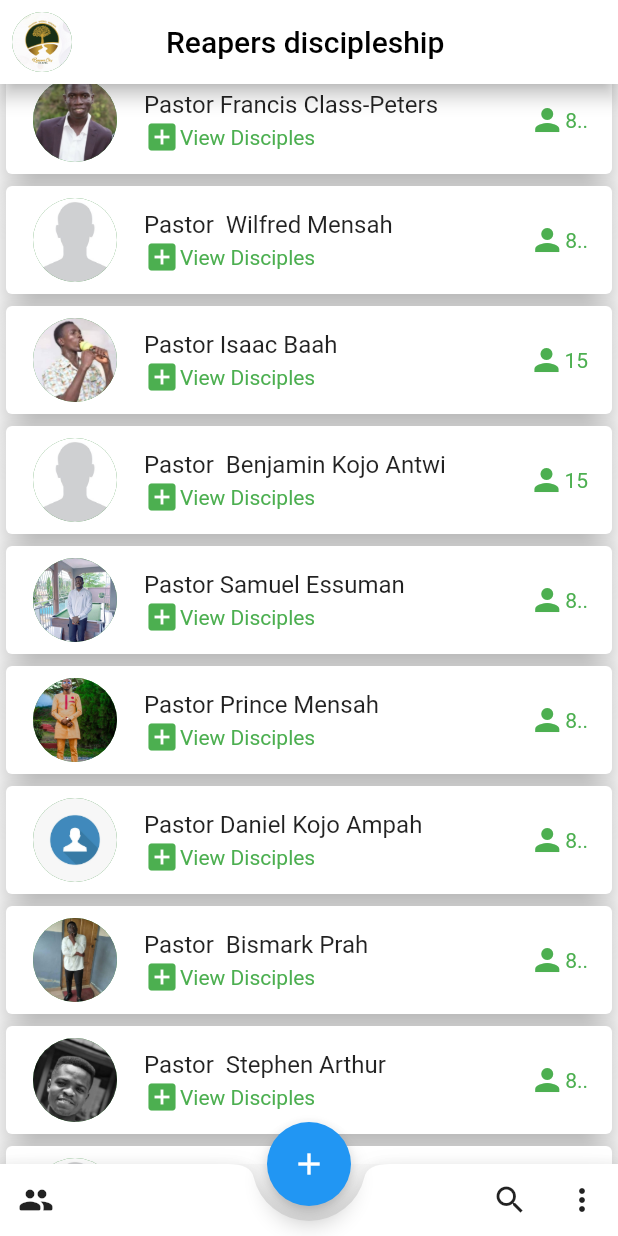
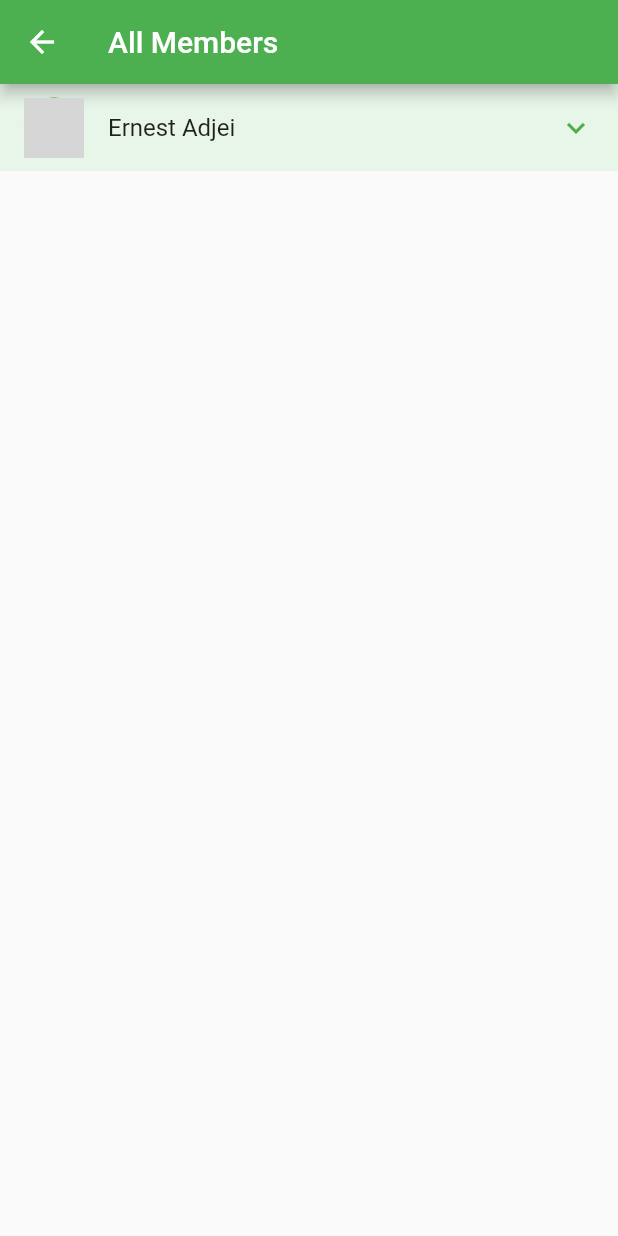
Before and after one commit to s-muel/rcc_discipleship_app1, a Flutter app: the screen it shows after launch, scrolled down 576 dp, after a tap on the "group" icon, on a phone screen of 412 x 824 dp. Run offline on Flutter 3.47's test engine with Material 2 defaults, Android fonts, the phone set to English and light mode, and no system bars; our stand-ins replace modal_bottom_sheet, select_form_field; network calls fail; grey boxes are pictures that could not be loaded.

Commit message:
created a member profile widget

```diff
--- a/lib/add_member.dart
+++ b/lib/add_member.dart
@@ -73,8 +73,8 @@ class _AddMembersState extends State<AddMembers> {
   Widget build(BuildContext context) {
     return Scaffold(
       appBar: AppBar(
-        backgroundColor: Colors.white,
-        foregroundColor: Colors.green,
+        //backgroundColor: Colors.white,
+        //  foregroundColor: Colors.green,
         centerTitle: true,
         elevation: 0,
         title: const Text("Add New Member"),
--- /dev/null
+++ b/lib/all_members_page.dart
@@ -0,0 +1,78 @@
+import 'package:flutter/material.dart';
+
+class AllMembersPage extends StatelessWidget {
+  AllMembersPage({Key? key}) : super(key: key);
+
+  final List<Map<String, dynamic>> database = [
+    {
+      'name': 'Ernest Adjei',
+      'picture': "",
+      'number': "+233 24 522 4866",
+      'GPS_Location': "Anaji Street",
+    },
+  ];
+  @override
+  Widget build(BuildContext context) {
+    return Scaffold(
+      appBar: AppBar(
+        title: const Text('All Members'),
+      ),
+      body: ListView.separated(
+          itemBuilder: (context, index) {
+            return AllDisciplesWidget(
+                name: database[index]['name'],
+                number: database[index]['number'],
+                picture: database[index]['picture'],
+                GPSLocation: database[index]['GPS_Location']);
+          },
+          separatorBuilder: (context, index) {
+            return const Divider(
+              height: 20,
+            );
+          },
+          itemCount: database.length),
+    );
+  }
+}
+
+class AllDisciplesWidget extends StatelessWidget {
+  const AllDisciplesWidget({
+    Key? key,
+    required this.name,
+    required this.number,
+    required this.picture,
+    required this.GPSLocation,
+  }) : super(key: key);
+  final String name;
+  final String number;
+  final String picture;
+  final String GPSLocation;
+
+  @override
+  Widget build(BuildContext context) {
+    return ExpansionTile(
+      collapsedBackgroundColor: Colors.green[50],
+      collapsedIconColor: Colors.green,
+      leading: CircleAvatar(
+        radius: 20,
+        backgroundImage: NetworkImage(picture),
+      ),
+      title: Text(name),
+      children: [
+        ListTile(
+          trailing: const Icon(Icons.phone, color: Colors.green),
+          title: const Text("Number"),
+          subtitle: Text(number, style: const TextStyle(color: Colors.green)),
+        ),
+        ListTile(
+          title: const Text("GPS Location"),
+          subtitle: Text(GPSLocation),
+          trailing: const Icon(
+            Icons.location_on,
+            color: Colors.blue,
+          ),
+        ),
+      ],
+    );
+  }
+}
--- a/lib/main_page.dart
+++ b/lib/main_page.dart
@@ -7,6 +7,7 @@ import 'package:my_todo_app1/details_page.dart';
 import 'package:my_todo_app1/papa.dart';
 import 'package:my_todo_app1/utilities.dart';
 
+import 'all_members_page.dart';
 import 'create_todo_view.dart';
 
 class MainPage extends StatelessWidget {
@@ -152,15 +153,52 @@ class MainPage extends StatelessWidget {
           child: Row(
             children: [
               IconButton(
-                  icon: const Icon(Icons.group_rounded), onPressed: () {}),
+                  icon: const Icon(
+                    Icons.group_rounded,
+                    color: Colors.green
+                  ),
+                  onPressed: () {
+                    Navigator.push(context,
+                        MaterialPageRoute(builder: (context) {
+                      return  AllMembersPage();
+                    }));
+                  }),
+              InkWell(
+                  onTap: () {
+                    Navigator.push(context,
+                        MaterialPageRoute(builder: (context) {
+                      return  AllMembersPage();
+                    }));
+                  },
+                  child: const Text(
+                    "All members",
+                    style: TextStyle(fontSize: 10),
+                  )),
               const Spacer(),
-              IconButton(icon: const Icon(Icons.search), onPressed: () {}),
-              IconButton(icon: const Icon(Icons.more_vert), onPressed: () {}),
+              InkWell(
+                  onTap: () {
+                    Navigator.push(context,
+                        MaterialPageRoute(builder: (context) {
+                      return const AdminAlert();
+                    }));
+                  },
+                  child: const Text("Help", style: TextStyle(fontSize: 10))),
+              IconButton(
+                  icon: const Icon(
+                    Icons.help_center_rounded,
+                    color: Colors.green,
+                  ),
+                  onPressed: () {
+                    Navigator.push(context,
+                        MaterialPageRoute(builder: (context) {
+                      return const AdminAlert();
+                    }));
+                  }),
             ],
           ),
         ),
         floatingActionButton: FloatingActionButton(
-            backgroundColor: Colors.blue,
+            backgroundColor: Colors.green,
             splashColor: Colors.green,
             child: const Icon(Icons.add),
             onPressed: () {
@@ -172,6 +210,43 @@ class MainPage extends StatelessWidget {
             }),
         floatingActionButtonLocation:
             FloatingActionButtonLocation.centerDocked);
+  }
+}
+
+class AdminAlert extends StatelessWidget {
+  const AdminAlert({
+    Key? key,
+  }) : super(key: key);
+
+  @override
+  Widget build(BuildContext context) {
+    return AlertDialog(
+      actionsAlignment: MainAxisAlignment.center,
+      title: const Text("Settings/Help"),
+      content: Column(
+        mainAxisSize: MainAxisSize.min,
+        children: const [
+          Text("Contact Admin"),
+          Icon(Icons.call),
+          Text("+233557889037"),
+          Divider(
+            color: Colors.black,
+            indent: 10,
+          ),
+          Text("Email Admin"),
+          Icon(Icons.email),
+          Text("samuelessuman8@gmail.com"),
+        ],
+      ),
+      actions: [
+        TextButton(
+          child: const Text("Ok"),
+          onPressed: () {
+            Navigator.pop(context);
+          },
+        )
+      ],
+    );
   }
 }
 
```
Also changed, not shown: lib/papa.dart (+10 -10 lines).
